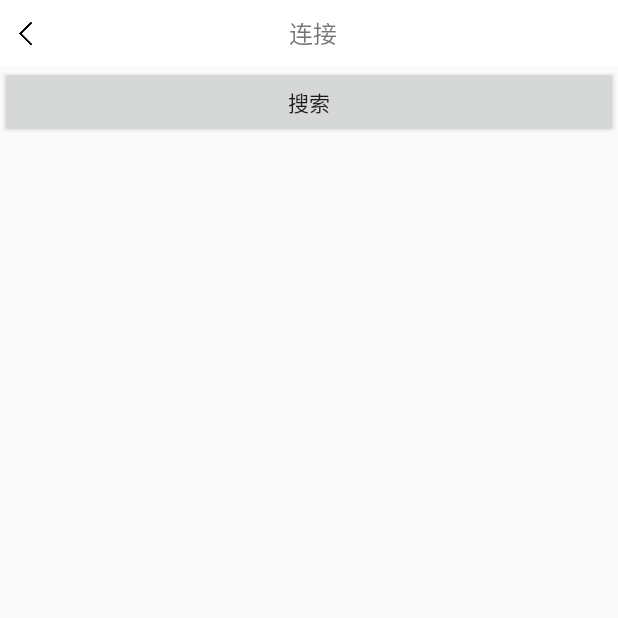
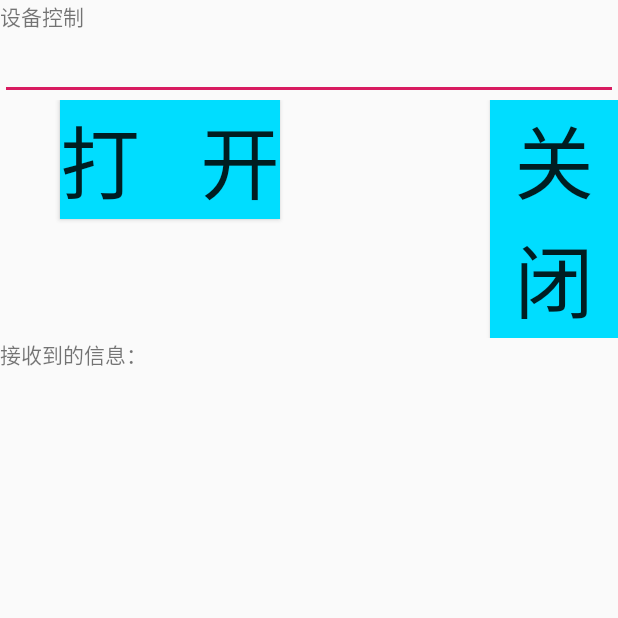
Before and after one commit to zihengchen777/123, an Android app: the MainActivity screen opened directly, with no data from a screen before it, after a tap on "连 接", on a phone screen of 412 x 824 dp, the top half of it. Run offline under Robolectric (Android 15) with nearby library versions, the phone set to English and light mode, and no system bars.

Commit message:
第二次提交智能家居项目 核心功能完成

```diff
--- a/app/build.gradle
+++ b/app/build.gradle
@@ -26,4 +26,10 @@ dependencies {
     testImplementation 'junit:junit:4.12'
     androidTestImplementation 'androidx.test.ext:junit:1.1.1'
     androidTestImplementation 'androidx.test.espresso:espresso-core:3.2.0'
+
+    implementation 'jp.wasabeef:glide-transformations:2.0.1'
+
+    implementation 'com.github.bumptech.glide:glide:3.7.0'
+
+
 }
--- a/app/src/main/java/com/example/myapplication/ConnectActivity.java
+++ b/app/src/main/java/com/example/myapplication/ConnectActivity.java
@@ -168,7 +168,7 @@ public class ConnectActivity extends Activity implements OnItemClickListener {
             // 判断是否拿到输出流
             if (os != null) {
                 // 需要发送的信息
-                String text = "成功发送信息";
+                String text = "Ox88888";
                 // 以utf-8的格式发送出去
                 os.write(text.getBytes("UTF-8"));
             }
--- a/app/src/main/java/com/example/myapplication/LauncherActivity.java
+++ b/app/src/main/java/com/example/myapplication/LauncherActivity.java
@@ -32,7 +32,7 @@ public class LauncherActivity extends AppCompatActivity {
                 case HANDLER_SPLASH:
 
                     if (isFirst()) {
-                        startActivity(new Intent(LauncherActivity.this, EnterActivity.class));
+                        startActivity(new Intent(LauncherActivity.this, GuideActivity.class));
                     } else {
                         startActivity(new Intent(LauncherActivity.this, EnterActivity.class));
                     }
--- a/app/src/main/java/com/example/myapplication/MainActivity.java
+++ b/app/src/main/java/com/example/myapplication/MainActivity.java
@@ -25,7 +25,7 @@ public class MainActivity extends AppCompatActivity {
         connect.setOnClickListener(new View.OnClickListener() {
             @Override
             public void onClick(View view) {
-                Intent intent=new Intent(MainActivity.this,ConnectActivity.class);
+                Intent intent=new Intent(MainActivity.this,WifiActivity.class);
                 startActivity(intent);
             }
         });
@@ -45,7 +45,8 @@ public class MainActivity extends AppCompatActivity {
                 startActivity(intent);
             }
         });
-        switch_1.setOnClickListener(new View.OnClickListener() {
+        switch_1.setOnClickListener(
+                new View.OnClickListener() {
             @Override
             public void onClick(View view) {
                 Intent intent=new Intent(MainActivity.this,SwitchActivity.class);
--- /dev/null
+++ b/app/src/main/java/com/example/myapplication/WifiActivity.java
@@ -0,0 +1,217 @@
+package com.example.myapplication;
+import androidx.appcompat.app.AppCompatActivity;
+
+import android.content.Context;
+import android.os.Bundle;
+import android.os.Handler;
+import android.util.Log;
+import android.view.View;
+import android.widget.Button;
+import android.widget.EditText;
+import android.widget.TextView;
+
+import java.io.IOException;
+import java.io.InputStream;
+import java.io.OutputStream;
+import java.net.Socket;
+
+public class WifiActivity extends AppCompatActivity implements View.OnClickListener {
+
+    private EditText et_send;
+    private Button bt_send;
+    private TextView tv_recv;
+    private Button bt_guanbi;
+
+    private String send_buff=null;
+    private String recv_buff=null;
+
+    private Handler handler = null;
+
+    Socket socket = null;
+
+    int flag=-1;
+
+    @Override
+    protected void onCreate(Bundle savedInstanceState) {
+        super.onCreate(savedInstanceState);
+        setContentView(R.layout.activity_wifi);
+
+        initView();
+
+        handler = new Handler();
+
+        //单开一个线程来进行socket通信
+        new Thread(new Runnable() {
+            @Override
+            public void run() {
+                try {
+                    socket = new Socket("192.168.12.1" , 7654);
+                    if (socket!=null) {
+                        System.out.println("###################");
+                        while (true) {
+
+                            //循环进行收发
+                            recv();
+                            if(flag==1) {
+                                //  send();
+                            } else if(flag==2) {//这里没有问题
+                                // guanbi();
+                            }
+
+                            flag=-1;
+                            //发送关闭信息，如果错误直接删除
+                            Thread.sleep(50);
+                        }
+                    }
+                    else
+                        System.out.println("socket is null");
+                } catch (Exception e) {
+                    e.printStackTrace();
+                }
+            }
+        }).start();
+
+        /** View v = null;
+         switch (v.getId()){
+         case R.id.bt_send:
+         send();
+         break;
+         case R.id.bt_guanbi:
+         guanbi();
+         break;
+
+         }*/
+
+
+
+//
+//       View vi
+//       ew = View.inflate()
+//       onClick(view);
+
+    }
+
+
+    @Override
+    public void onClick(View view){
+        switch (view.getId()){
+            case R.id.bt_send:
+                flag=1;
+                send();
+                break;
+
+            case R.id.bt_guanbi:
+                flag=2;
+                guanbi();
+                break;
+            default:
+        }
+    }
+
+    private void recv() {
+
+        //单开一个线程循环接收来自服务器端的消息
+        InputStream inputStream = null;
+        try {
+            inputStream = socket.getInputStream();
+        } catch (IOException e) {
+            e.printStackTrace();
+        }
+
+        if (inputStream!=null){
+            try {
+                byte[] buffer = new byte[1024];
+                int count = inputStream.read(buffer);//count是传输的字节数
+                recv_buff = new String(buffer);//socket通信传输的是byte类型，需要转为String类型
+                System.out.println(recv_buff);
+
+            } catch (IOException e) {
+                e.printStackTrace();
+            }
+        }
+        //将受到的数据显示在TextView上
+        if (recv_buff!=null){
+            handler.post(runnableUi);
+
+        }
+    }
+
+    //不能在子线程中刷新UI，应为textView是主线程建立的
+    Runnable runnableUi = new Runnable() {
+        @Override
+        public void run() {
+            tv_recv.append("\n"+recv_buff);
+        }
+    };
+
+    private void send() {
+
+        new Thread(new Runnable() {
+            @Override
+            public void run() {
+                send_buff = "11111";
+                //向服务器端发送消息
+                System.out.println("------------------------");
+                OutputStream outputStream=null;
+                try {
+                    outputStream = socket.getOutputStream();
+                } catch (IOException e) {
+                    e.printStackTrace();
+                }
+
+                if(outputStream!=null){
+                    try {
+                        outputStream.write(send_buff.getBytes());
+                        System.out.println("1111111111111111111111");
+                        outputStream.flush();
+                    } catch (IOException e) {
+                        e.printStackTrace();
+                    }
+                }
+
+            }
+        }).start();
+    }
+
+
+
+    //发送关闭信息
+    private void guanbi(){
+
+        new  Thread(new Runnable() {
+            @Override
+            public void run() {
+                send_buff="12312";
+                System.out.println("---------------");
+
+                OutputStream outputStream=null;
+                try {
+                    outputStream = socket.getOutputStream();
+                } catch (IOException e) {
+                    e.printStackTrace();
+                }
+
+                if(outputStream!=null){
+                    try {
+                        outputStream.write(send_buff.getBytes());
+                        System.out.println("1111111111111111111111");
+                        outputStream.flush();
+                    } catch (IOException e) {
+                        e.printStackTrace();
+                    }
+                }
+            }
+        }).start();
+    }
+
+    private void initView() {
+        et_send = (EditText) findViewById(R.id.et_send);
+        et_send.setText(send_buff);
+        bt_send = (Button) findViewById(R.id.bt_send);
+        tv_recv = (TextView) findViewById(R.id.tv_recv);
+        bt_guanbi=(Button)findViewById(R.id.bt_guanbi);
+
+        bt_send.setOnClickListener(this);
+        bt_guanbi.setOnClickListener(this);
+    }
+}
--- a/app/src/main/res/layout/activity_guide.xml
+++ b/app/src/main/res/layout/activity_guide.xml
@@ -3,7 +3,7 @@
     android:layout_width="match_parent"
     android:layout_height="match_parent">
 
-    <android.support.v4.view.ViewPager
+    <androidx.viewpager.widget.ViewPager
         android:id="@+id/mViewPager"
         android:layout_width="match_parent"
         android:layout_height="match_parent" />
--- /dev/null
+++ b/app/src/main/res/layout/activity_wifi.xml
@@ -0,0 +1,58 @@
+<?xml version="1.0" encoding="utf-8"?>
+<LinearLayout xmlns:android="http://schemas.android.com/apk/res/android"
+    xmlns:app="http://schemas.android.com/apk/res-auto"
+    xmlns:tools="http://schemas.android.com/tools"
+    android:layout_width="match_parent"
+    android:layout_height="match_parent"
+    android:orientation="vertical">
+
+    <TextView
+        android:layout_width="match_parent"
+        android:layout_height="wrap_content"
+        android:text="设备控制"/>
+
+    <EditText
+        android:layout_width="match_parent"
+        android:layout_height="wrap_content"
+        android:id="@+id/et_send"/>
+    <LinearLayout
+        android:layout_width="match_parent"
+        android:layout_height="wrap_content"
+        android:orientation="horizontal">
+
+
+
+        <Button
+            android:layout_width="wrap_content"
+            android:layout_height="wrap_content"
+            android:text="打   开"
+            android:textSize="80px"
+            android:id="@+id/bt_send"
+            android:background="@android:color/holo_blue_bright"
+
+            android:layout_marginLeft="40dp"
+            android:layout_marginRight="40dp"/>
+
+        <Button
+            android:layout_width="wrap_content"
+            android:layout_height="wrap_content"
+            android:text="关   闭"
+            android:textSize="80px"
+            android:id="@+id/bt_guanbi"
+            android:background="@android:color/holo_blue_bright"
+            android:layout_marginLeft="100dp"
+            >
+
+        </Button>
+    </LinearLayout>
+
+    <TextView
+        android:layout_width="match_parent"
+        android:layout_height="wrap_content"
+        android:text="接收到的信息："/>
+
+    <TextView
+        android:layout_width="match_parent"
+        android:layout_height="wrap_content"
+        android:id="@+id/tv_recv"/>
+</LinearLayout>
--- a/app/src/main/res/values/styles.xml
+++ b/app/src/main/res/values/styles.xml
@@ -32,5 +32,10 @@
         <item name="android:windowContentOverlay">@null</item>
     </style>
 
+    <declare-styleable name="item_view">
+        <attr name="show_bottomline" format="boolean"/>
+        <attr name="show_lefting" format="integer"/>
+        <attr name="show_text" format="string"/>
+    </declare-styleable>
 
 </resources>
```
Also changed, not shown: app/src/main/AndroidManifest.xml (+8 -8 lines), app/src/main/res/drawable/placeholder_avatar.xml (added, +21 -0 lines), app/src/main/res/layout/activity_mine.xml (+52 -0 lines).
